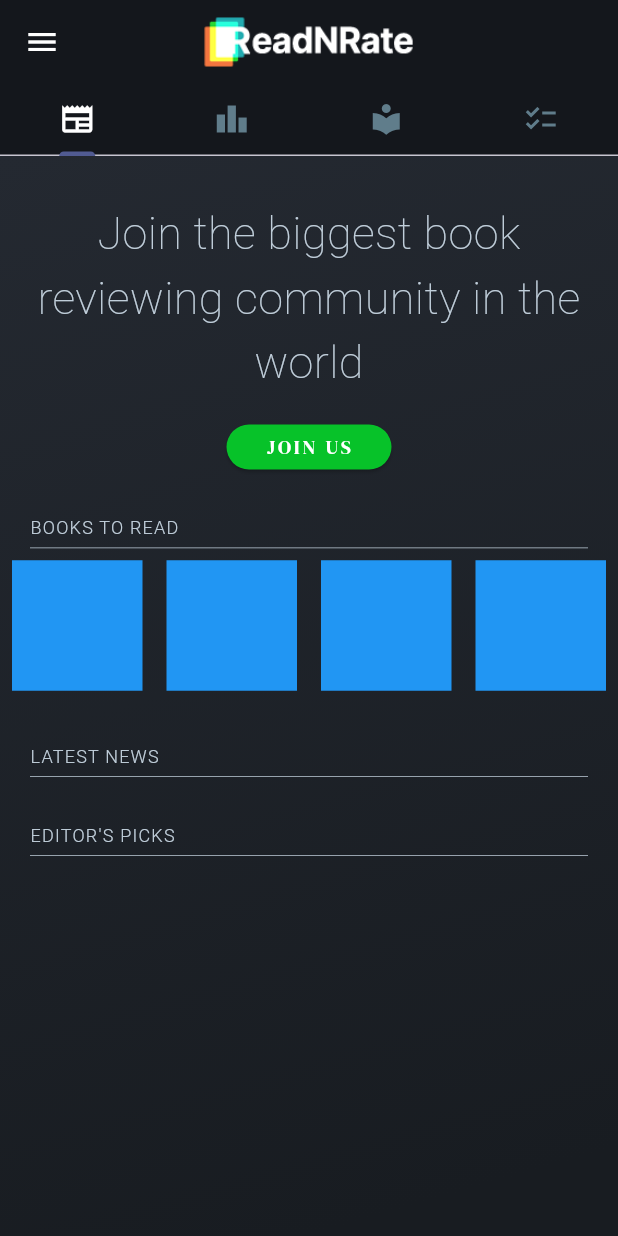
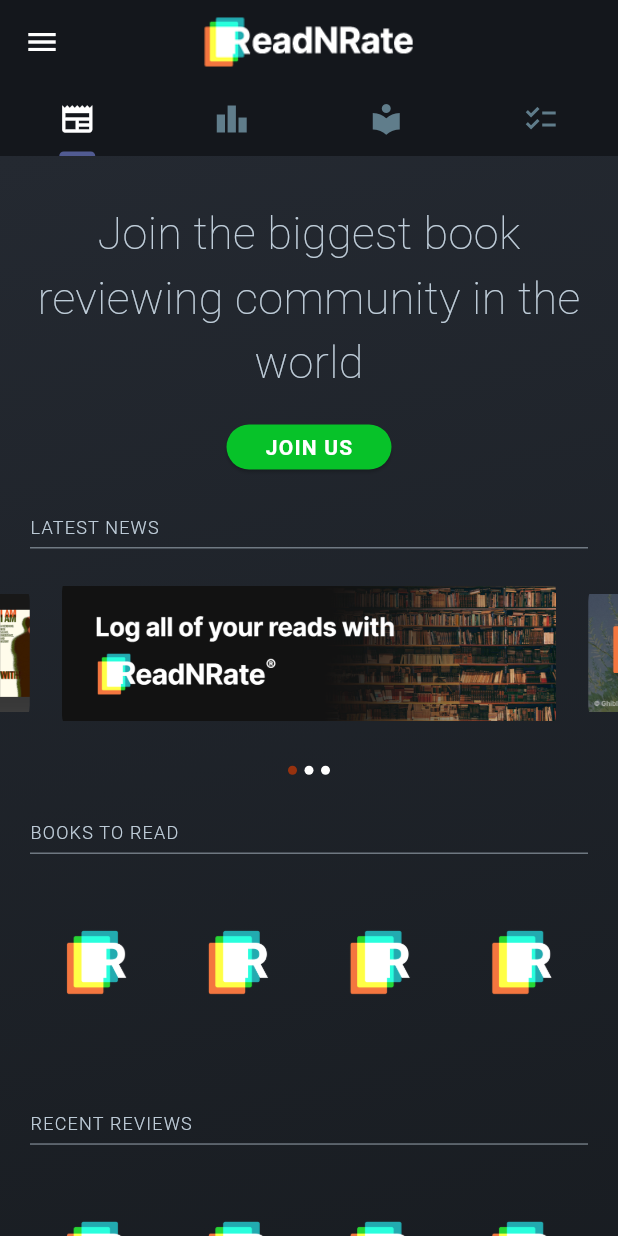
Before and after one commit to PBP-A06/ReadNRate-mobile, a Flutter app: the ProfilePage screen opened directly, in the side drawer, after a tap on "Home", on a phone screen of 412 x 824 dp. Run offline on Flutter 3.47's test engine with Material 3 defaults, Android fonts, the phone set to English and light mode, and no system bars; drawn by our look-alikes of carousel_slider, smooth_page_indicator; our stand-ins replace google_fonts; missing offline and left inert: pbp_django_auth; network calls fail; Roboto replaces fonts that are missing (Almarai).

Commit message:
Beautified Home Screen, planning to make Recent Reviews

```diff
--- /dev/null
+++ b/devtools_options.yaml
@@ -0,0 +1 @@
+extensions:
--- a/lib/home/screens/home_page.dart
+++ b/lib/home/screens/home_page.dart
@@ -1,17 +1,45 @@
+import 'dart:convert';
+
 import 'package:flutter/material.dart';
 import 'package:google_fonts/google_fonts.dart';
-import 'package:project/main/screens/book_list.dart';
+import 'package:project/book/models/book.dart';
+import 'package:project/home/widget/auto_image_slider.dart';
+import 'package:project/home/widget/book_home_card.dart';
 import 'package:project/main/screens/login.dart';
 import 'package:project/main/screens/register.dart';
+import 'package:http/http.dart' as http;
+
+Future<List<Book>> fetchFourRandomBooks() async {
+  var url = Uri.parse(
+    'https://readnrate.adaptable.app/leaderboard/get-10-best-rated-books/',
+  );
+  var response = await http.get(
+    url,
+    headers: {"Content-Type": "application/json"},
+  );
+
+  var data = jsonDecode(utf8.decode(response.bodyBytes));
+  List<Book> listBook = [];
+
+  for (var d in data) {
+    if (d != null) {
+      listBook.add(Book.fromJson(d));
+    }
+  }
+
+  listBook.shuffle();
+  return listBook.take(4).toList();
+}
 
 class HomeFeedsPage extends StatelessWidget {
   const HomeFeedsPage({Key? key}) : super(key: key);
 
   @override
   Widget build(BuildContext context) {
-    return Scaffold(
-        body: Container(
-          decoration: BoxDecoration(
+    return SingleChildScrollView(
+        child: Container(
+          padding: const EdgeInsets.only(bottom: 30),
+          decoration: const BoxDecoration(
             gradient: LinearGradient(
               begin: AlignmentDirectional.topStart,
               end: AlignmentDirectional.bottomCenter,
@@ -70,18 +98,14 @@
                       );
                     },
                     style: ElevatedButton.styleFrom(
-
-                      backgroundColor: Color.fromARGB(255, 7, 194, 41)
+                      backgroundColor: const Color.fromARGB(255, 7, 194, 41)
                     ),
                     child: Text(
                       'JOIN US',
                       overflow: TextOverflow.visible,
-                      style: GoogleFonts.dmSerifDisplay(
-                        textStyle: const TextStyle(
-                          color: Colors.white,
-                          fontSize: 13,
-                          letterSpacing: 2
-                          )
+                      style: GoogleFonts.almarai(
+                        textStyle: const TextStyle(color: Colors.white, fontWeight: FontWeight.bold),
+                        letterSpacing: 0.8
                       ),
                     )
                   ),
@@ -89,7 +113,45 @@
                 ),
               ),
 
-              //title TEXT
+
+
+              //title TEXT - "LATEST NEWS"
+              SizedBox(
+                width: double.infinity,
+                child: Padding(
+                  padding: const EdgeInsets.only(top: 30, left: 20, bottom: 5),
+                  child:
+                  InkWell(
+                    child: Text(
+                    "LATEST NEWS",
+                    textAlign: TextAlign.left,
+                    style: GoogleFonts.roboto(
+                      color: const Color.fromARGB(255, 192, 206, 218),
+                      fontWeight: FontWeight.w300,
+                      fontSize: 12,
+                      letterSpacing: 0.8,
+                      ),
+                    ),
+                  )
+                )
+              ),
+              //Divider
+              Padding(
+                padding: const EdgeInsets.only(left: 20, right: 20, bottom: 0),
+                child: Container(
+                  height: 0.5,
+                  color: const Color.fromARGB(255, 192, 206, 218),
+                ),
+              ),
+              //News Carousel
+              Container(
+                margin: const EdgeInsets.only(top: 10,),
+                child: const NewsImageSlider(),
+              ),
+
+
+
+              //title TEXT - "BOOKS TO READ"
               SizedBox(
                 width: double.infinity,
                 child: Padding(
@@ -97,12 +159,7 @@
                   child:
                   InkWell(
                     onTap: () {
-                      Navigator.push(
-                        context,
-                        MaterialPageRoute(
-                          builder: (context) => const BooksPage(),
-                        ),
-                      );
+                      DefaultTabController.of(context).animateTo(2);
                     },
                     child: Text(
                       "BOOKS TO READ",
@@ -117,7 +174,6 @@
                   )
                 )
               ),
-
               //Divider
               Padding(
                 padding: const EdgeInsets.only(left: 20, right: 20),
@@ -126,72 +182,57 @@
                   color: const Color.fromARGB(255, 192, 206, 218),
                 ),
               ),
-
               //Book cover images
-              SizedBox(
-                height: 100,
-                width: double.infinity,
-                child: GridView.count(
+              Padding (
+                padding: const EdgeInsets.only(top: 15),
+                child: SizedBox(
+                  width: MediaQuery.of(context).size.width - 2 * 20.0, //Max width follows width of divider
+                  child: FutureBuilder(
+                    future: fetchFourRandomBooks(),
+                    builder: (context, AsyncSnapshot snapshot) {
+                      if (snapshot.data == null) {
+                        return GridView.count(
                           crossAxisCount: 4,
-                  children: [
-
-                    Padding(
-                      padding: const EdgeInsets.all(8.0),
-                      child: Container(
-                        height: 100,
-                        width: 100,
-                        color: Colors.blue,
+                          shrinkWrap: true,
+                          physics: const NeverScrollableScrollPhysics(),
+                          crossAxisSpacing: 6.0, // Adjust the spacing between items
+                          mainAxisSpacing: 6.0,  // Adjust the spacing between rows
+                          childAspectRatio: 0.7, // Adjust the aspect ratio for each item
+                          children: List.generate(4, (index) {
+                            return Image.asset('assets/ReadNRate Logo 2.png'); // Replace PlaceholderImage with your actual placeholder widget
+                          }),
+                        );
+                      } else {
+                        return GridView.count(
+                          crossAxisCount: 4,
+                          shrinkWrap: true,
+                          physics: const NeverScrollableScrollPhysics(),
+                          crossAxisSpacing: 6.0, // Adjust the spacing between items
+                          mainAxisSpacing: 6.0,  // Adjust the spacing between rows
+                          childAspectRatio: 0.7, // Adjust the aspect ratio for each item
+                          children:
+                            (snapshot.data! as List<Book>)
+                              .map((Book book) {
+                            return BookCardHome(book);
+                            }).toList(),
+                        );
+                      }
+                    }
+                  )
                 ),
               ),
 
-                    Padding(
-                      padding: const EdgeInsets.all(8.0),
-                      child: Container(
-                        height: 90,
-                        width: 50,
-                        color: Colors.blue,
-                        ),
-                    ),
-
-                    Padding(
-                      padding: const EdgeInsets.all(8.0),
-                      child: Container(
-                        height: 90,
-                        width: 50,
-                        color: Colors.blue,
-                        ),
-                    ),
-
-                    Padding(
-                      padding: const EdgeInsets.all(8.0),
-                      child: Container(
-                        height: 90,
-                        width: 50,
-                        color: Colors.blue,
-                        ),
-                    )
-                  ],
-                )
-              ),
 
 
-              //title TEXT
+              //title TEXT - "RECENT REVIEWS"
               SizedBox(
                 width: double.infinity,
                 child: Padding(
                   padding: const EdgeInsets.only(top: 30, left: 20, bottom: 5),
                   child:
                   InkWell(
-                    onTap: () {
-                      Navigator.push(
-                        context,
-                        MaterialPageRoute(
-                          builder: (context) => const BooksPage(),
-                        ),
-                      );
-                    },
                     child: Text(
-                    "LATEST NEWS",
+                    "RECENT REVIEWS",
                     textAlign: TextAlign.left,
                     style: GoogleFonts.roboto(
                       color: const Color.fromARGB(255, 192, 206, 218),
@@ -203,7 +244,6 @@
                   )
                 )
               ),
-
               //Divider
               Padding(
                 padding: const EdgeInsets.only(left: 20, right: 20),
@@ -212,44 +252,46 @@
                   color: const Color.fromARGB(255, 192, 206, 218),
                 ),
               ),
-
-              //title TEXT
-              SizedBox(
-                width: double.infinity,
-                child: Padding(
-                  padding: const EdgeInsets.only(top: 30, left: 20, bottom: 5),
-                  child:
-                  InkWell(
-                    onTap: () {
-                      Navigator.push(
-                        context,
-                        MaterialPageRoute(
-                          builder: (context) => const BooksPage(),
-                        ),
+              //Recent reviews cards
+              Padding (
+                padding: const EdgeInsets.only(top: 15),
+                child: SizedBox(
+                  width: MediaQuery.of(context).size.width - 2 * 20.0, //Max width follows width of divider
+                  child: FutureBuilder(
+                    future: null,
+                    builder: (context, AsyncSnapshot snapshot) {
+                      if (snapshot.data == null) {
+                        return GridView.count(
+                          crossAxisCount: 4,
+                          shrinkWrap: true,
+                          physics: const NeverScrollableScrollPhysics(),
+                          crossAxisSpacing: 6.0, // Adjust the spacing between items
+                          mainAxisSpacing: 6.0,  // Adjust the spacing between rows
+                          childAspectRatio: 0.7, // Adjust the aspect ratio for each item
+                          children: List.generate(4, (index) {
+                            return Image.asset('assets/ReadNRate Logo 2.png'); // Replace PlaceholderImage with your actual placeholder widget
+                          }),
                         );
-                    },
-                    child: Text(
-                    "EDITOR'S PICKS",
-                    textAlign: TextAlign.left,
-                    style: GoogleFonts.roboto(
-                      color: const Color.fromARGB(255, 192, 206, 218),
-                      fontWeight: FontWeight.w300,
-                      fontSize: 12,
-                      letterSpacing: 0.8,
+                      } else {
+                        return GridView.count(
+                          crossAxisCount: 4,
+                          shrinkWrap: true,
+                          physics: const NeverScrollableScrollPhysics(),
+                          crossAxisSpacing: 6.0, // Adjust the spacing between items
+                          mainAxisSpacing: 6.0,  // Adjust the spacing between rows
+                          childAspectRatio: 0.7, // Adjust the aspect ratio for each item
+                          children:
+                            (snapshot.data! as List<Book>)
+                              .map((Book book) {
+                            return BookCardHome(book);
+                            }).toList(),
+                        );
+                      }
+                    }
+                  )
                 ),
               ),
-                  )
-                )
-              ),
 
-              //Divider
-              Padding(
-                padding: const EdgeInsets.only(left: 20, right: 20),
-                child: Container(
-                  height: 0.5,
-                  color: const Color.fromARGB(255, 192, 206, 218),
-                ),
-              ),
             ]
           ),
         )
--- a/lib/home/screens/menu.dart
+++ b/lib/home/screens/menu.dart
@@ -20,12 +20,13 @@
                 height: 40,
               ),
               centerTitle: true,
-          backgroundColor: Color(0xFF14171C),
+          backgroundColor: const Color(0xFF14171C),
           foregroundColor: Colors.white,
           elevation: 0,
           bottom: TabBar(
             unselectedLabelColor: Colors.blueGrey[500],
             labelColor: Colors.white,
+            dividerColor: Colors.transparent,
             tabs: const <Widget>[
               Tab(
                 icon: Icon(Icons.newspaper),
--- /dev/null
+++ b/lib/home/widget/auto_image_slider.dart
@@ -0,0 +1,73 @@
+import 'package:carousel_slider/carousel_slider.dart';
+import 'package:flutter/material.dart';
+import 'package:smooth_page_indicator/smooth_page_indicator.dart';
+
+class NewsImageSlider extends StatefulWidget{
+  const NewsImageSlider({super.key});
+
+  @override
+  State<StatefulWidget> createState() => _NewsImageSliderState();
+}
+
+class _NewsImageSliderState extends State<NewsImageSlider> {
+  final List<Widget> newsSlides = [
+
+    ClipRRect(
+      borderRadius: BorderRadius.circular(20),
+      child: Image.asset('assets/banner1.png'),
+    ),
+
+    ClipRRect(
+      borderRadius: BorderRadius.circular(20),
+      child: Image.asset('assets/banner2.png'),
+    ),
+
+    ClipRRect(
+      borderRadius: BorderRadius.circular(20),
+      child: Image.asset('assets/banner3.png'),
+    ),
+
+  ];
+
+  int currentIndex = 0;
+  @override
+  Widget build(BuildContext context) {
+    return Column(
+      children: [
+          CarouselSlider(
+            options: CarouselOptions(
+              height: 120,
+              viewportFraction: 0.8,
+              enlargeCenterPage: true,
+              scrollDirection: Axis.horizontal,
+              autoPlay: true,
+              autoPlayCurve: Curves.fastOutSlowIn,
+              autoPlayAnimationDuration: const Duration(milliseconds: 1500),
+              autoPlayInterval: const Duration(seconds: 5),
+              onPageChanged: (index, reason) {
+                setState(() {
+                  currentIndex = index;
+                });
+              }
+            ),
+            items: newsSlides,
+          ),
+
+        Container(
+          padding: const EdgeInsets.only(top: 15),
+          child: AnimatedSmoothIndicator(activeIndex: currentIndex,
+            count: newsSlides.length,
+            effect: const WormEffect(
+              dotHeight: 6,
+              dotWidth: 6,
+              spacing: 5,
+              dotColor: Colors.white,
+              activeDotColor: Color.fromARGB(193, 190, 55, 6),
+              paintStyle: PaintingStyle.fill,
+            ),
+          )
+        ),
+      ]
+    );
+  }
+}
--- /dev/null
+++ b/lib/home/widget/book_home_card.dart
@@ -0,0 +1,31 @@
+import 'package:flutter/material.dart';
+import 'package:project/book/models/book.dart';
+import 'package:project/book_details/screens/bookdetail_page.dart';
+
+class BookCardHome extends StatelessWidget {
+  final Book book;
+
+  const BookCardHome(this.book, {super.key}); // Constructor
+
+  @override
+  Widget build(BuildContext context) {
+    return GestureDetector(
+      onTap: () {
+        Navigator.push(
+          context,
+          MaterialPageRoute(
+            builder: (context) => BookDetailPage(book: book),
+          ),
+        );
+      },
+      child: InkWell(
+        splashColor: Colors.white,
+        child: FadeInImage(
+          placeholder: const AssetImage('assets/ReadNRate Logo 2.png'),
+          image: NetworkImage(book.fields.imageLink),
+          width: double.infinity,
+        ),
+      ),
+    );
+  }
+}
--- a/lib/home/widget/left_drawer.dart
+++ b/lib/home/widget/left_drawer.dart
@@ -62,9 +62,9 @@
               child: DrawerHeader(
                 decoration: const BoxDecoration(
                   image: DecorationImage(
-                    image: AssetImage('assets/a_ap-mob-cozy-tapes-vol-2-too-cozy-Cover-Art.jpg'),
+                    image: NetworkImage('https://upload.wikimedia.org/wikipedia/en/1/14/Inrainbowscover.png'),
                     fit: BoxFit.cover,
-                    opacity: 0.15,
+                    opacity: 0.3,
                     ),
                 ),
                 padding: const EdgeInsets.all(0),
@@ -143,9 +143,12 @@
                 Icons.bookmark,
                 color: Colors.white,
               ),
-              title: const Text(
-                'Bookmarks',
-                style: TextStyle(color: Colors.white),
+              title: const Padding(
+                padding: EdgeInsets.only(left: 10),
+                child: Text(
+                  'Bookmarks',
+                  style: TextStyle(color: Colors.white),
+                ),
               ),
               onTap: () {
               },
@@ -156,9 +159,12 @@
                 Icons.favorite,
                 color: Colors.white,
               ),
-              title: const Text(
-                'Likes',
-                style: TextStyle(color: Colors.white),
+              title: const Padding(
+                padding: EdgeInsets.only(left: 10),
+                child: Text(
+                  'Likes',
+                  style: TextStyle(color: Colors.white),
+                ),
               ),
               onTap: () {
               },
--- a/lib/leaderboard/screens/leaderboard_page.dart
+++ b/lib/leaderboard/screens/leaderboard_page.dart
@@ -1,5 +1,6 @@
 import 'dart:convert';
 import 'package:flutter/material.dart';
+import 'package:google_fonts/google_fonts.dart';
 import 'package:http/http.dart' as http;
 import 'package:project/book/models/book.dart';
 import 'package:project/leaderboard/widget/book_leaderboard_card.dart';
@@ -137,8 +138,15 @@
   @override
   Widget build(BuildContext context) {
     return Scaffold(
-        backgroundColor: Colors.black,
-        body: FutureBuilder(
+        body: Container(
+          decoration: const BoxDecoration(
+            gradient: LinearGradient(
+              begin: AlignmentDirectional.topStart,
+              end: AlignmentDirectional.bottomCenter,
+              colors: [ Color.fromARGB(255, 36, 41, 49), Color.fromARGB(255, 24, 28, 33)]
+            )
+          ),
+          child: FutureBuilder(
               future: fetchDataFunction(),
               builder: (context, AsyncSnapshot snapshot) {
                 if (snapshot.data == null) {
@@ -168,9 +176,10 @@
                             Text(
                               titleText, // Top 10/100 by Rating/Likes/Readlist
                               textAlign: TextAlign.center,
-                            style: const TextStyle(
-                              fontSize: 30,
-                              color: Colors.white,
+                              style: GoogleFonts.roboto(
+                                color: const Color.fromARGB(255, 192, 206, 218),
+                                fontWeight: FontWeight.w100,
+                                fontSize: 30
                               ),
                             ),
                             const SizedBox(height: 10),
@@ -320,6 +329,7 @@
                     );
                   }
                 }
-            }));
+              }),
+        ));
   }
 }
--- a/lib/main/screens/register.dart
+++ b/lib/main/screens/register.dart
@@ -162,7 +162,7 @@
                             _passwordConfirmationController.text;
 
                         final response = await request.postJson(
-                          "https://readnrate.adaptable.app/auth/register",
+                          "https://readnrate.adaptable.app/auth/register/",
                           // "http://127.0.0.1:8000/auth/register/",
                           jsonEncode(<String, String>{
                             'username': username,
--- a/pubspec.yaml
+++ b/pubspec.yaml
@@ -39,6 +39,8 @@
   pbp_django_auth: ^0.4.0
   http: ^1.1.0
   google_fonts: ^6.1.0
+  carousel_slider: ^4.2.1
+  smooth_page_indicator: ^1.1.0
 
 dev_dependencies:
   flutter_test:
@@ -66,7 +68,6 @@
   assets:
     - assets/
 
-
   # An image asset can refer to one or more resolution-specific "variants", see
   # https://flutter.dev/assets-and-images/#resolution-aware
 
```
Also changed, not shown: assets/20000LeaguesUnderTheSeaBookCover.jpg (deleted), assets/ReadNRate Logo 2.png (added), assets/a_ap-mob-cozy-tapes-vol-2-too-cozy-Cover-Art.jpg (deleted), assets/banner1.png (added), assets/banner2.png (added), assets/banner3.png (added), pubspec.lock. Lines whose indentation alone changed are shown as unchanged.
